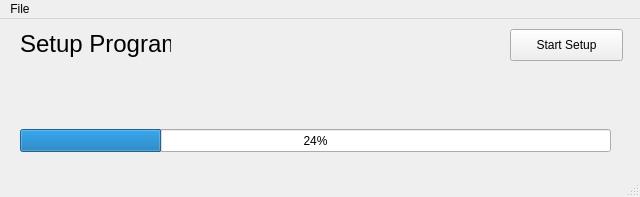
Old version of the form setup.ui in the repository IlVice26/PdfConverter-DataAnalyzer.
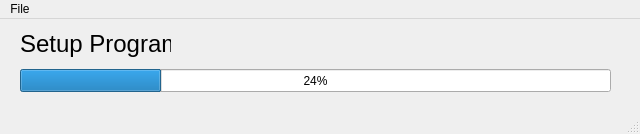
New version of the form.

Diff of the .ui file:
```diff
--- a/setup.ui
+++ b/setup.ui
@@ -7,7 +7,7 @@
     <x>0</x>
     <y>0</y>
     <width>640</width>
-    <height>197</height>
+    <height>134</height>
    </rect>
   </property>
   <property name="windowTitle">
@@ -27,24 +27,11 @@
      <string>&lt;html&gt;&lt;head/&gt;&lt;body&gt;&lt;p&gt;&lt;span style=&quot; font-size:18pt;&quot;&gt;Setup Program&lt;/span&gt;&lt;/p&gt;&lt;/body&gt;&lt;/html&gt;</string>
     </property>
    </widget>
-   <widget class="QLabel" name="execution">
-    <property name="geometry">
-     <rect>
-      <x>20</x>
-      <y>50</y>
-      <width>341</width>
-      <height>51</height>
-     </rect>
-    </property>
-    <property name="text">
-     <string/>
-    </property>
-   </widget>
    <widget class="QProgressBar" name="progressBar">
     <property name="geometry">
      <rect>
       <x>20</x>
-      <y>110</y>
+      <y>50</y>
       <width>591</width>
       <height>23</height>
      </rect>
@@ -53,19 +40,6 @@
      <number>24</number>
     </property>
    </widget>
-   <widget class="QPushButton" name="startSetup">
-    <property name="geometry">
-     <rect>
-      <x>510</x>
-      <y>10</y>
-      <width>113</width>
-      <height>32</height>
-     </rect>
-    </property>
-    <property name="text">
-     <string>Start Setup</string>
-    </property>
-   </widget>
   </widget>
   <widget class="QMenuBar" name="menubar">
    <property name="geometry">
```
Left out of the diff: 19 changed lines with no effect on the pictures.
